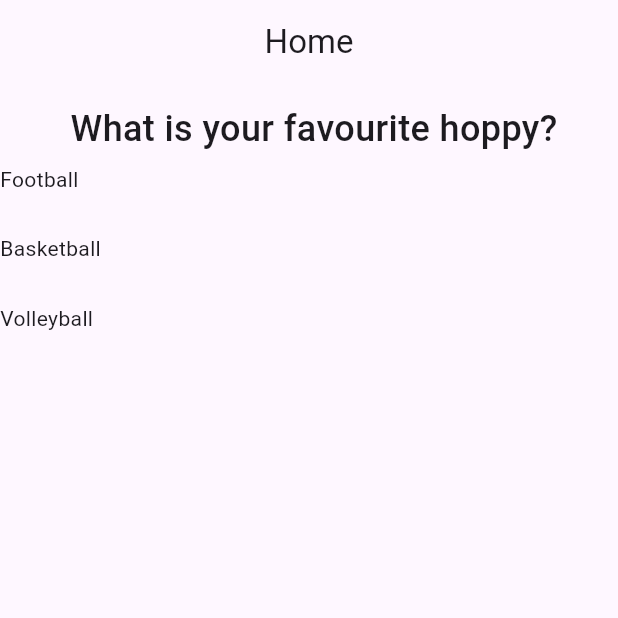
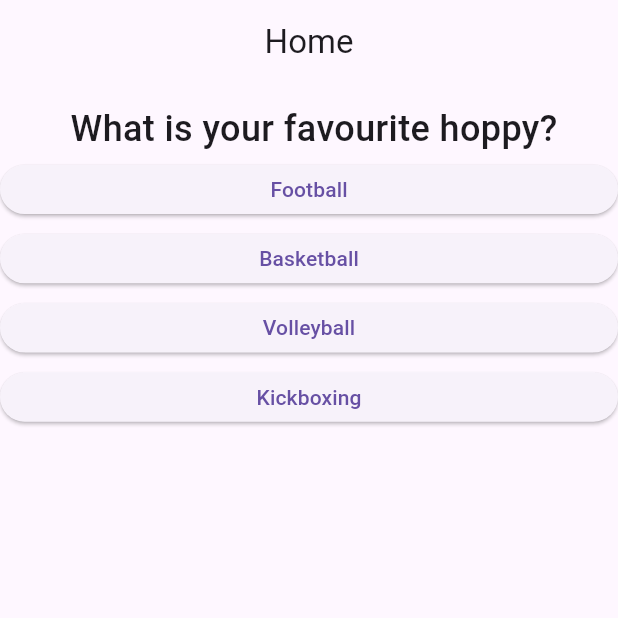
Before and after one commit to Mohamed-Samir-Ibrahim/Quiz, a Flutter app: the screen it shows after launch, on a phone screen of 412 x 824 dp, the top half of it. Run offline on Flutter 3.47's test engine with Material 3 defaults, Android fonts, the phone set to English and light mode, and no system bars.

Commit message:
fix: make more enhancement.

```diff
--- a/lib/main.dart
+++ b/lib/main.dart
@@ -4,9 +4,20 @@ void main() {
   runApp(const MyApp());
 }
 
-class MyApp extends StatelessWidget {
+class MyApp extends StatefulWidget {
   const MyApp({super.key});
 
+  @override
+  State<MyApp> createState() => _MyAppState();
+}
+
+class _MyAppState extends State<MyApp> {
+  List<Map<String, dynamic>> answerForFirstQuestion = [
+    {'title': 'Football', 'onPressed': () => debugPrint('Football')},
+    {'title': 'Basketball', 'onPressed': () => debugPrint('Basketball')},
+    {'title': 'Volleyball', 'onPressed': () => debugPrint('Volleyball')},
+    {'title': 'Kickboxing', 'onPressed': () => debugPrint('Kickboxing')},
+  ];
   @override
   Widget build(BuildContext context) {
     return MaterialApp(
@@ -29,35 +40,22 @@ class MyApp extends StatelessWidget {
                   ),
                 ),
               ),
-              Padding(
+              Column(
+                children: answerForFirstQuestion.map((answerMap) {
+                  return Padding(
                     padding: EdgeInsets.symmetric(
                       vertical: MediaQuery.of(context).size.height * 0.008,
                     ),
                     child: SizedBox(
                       height: MediaQuery.of(context).size.height * 0.040,
                       width: double.infinity,
-                  child: Text('Football'),
+                      child: ElevatedButton(
+                        onPressed: answerMap['onPressed'],
+                        child: Text(answerMap['title']),
                       ),
                     ),
-              Padding(
-                padding: EdgeInsets.symmetric(
-                  vertical: MediaQuery.of(context).size.height * 0.008,
-                ),
-                child: SizedBox(
-                  height: MediaQuery.of(context).size.height * 0.040,
-                  width: double.infinity,
-                  child: Text('Basketball'),
-                ),
-              ),
-              Padding(
-                padding: EdgeInsets.symmetric(
-                  vertical: MediaQuery.of(context).size.height * 0.008,
-                ),
-                child: SizedBox(
-                  height: MediaQuery.of(context).size.height * 0.040,
-                  width: double.infinity,
-                  child: Text('Volleyball'),
-                ),
+                  );
+                }).toList(),
               ),
             ],
           ),
```
Lines whose indentation alone changed are shown as unchanged.
